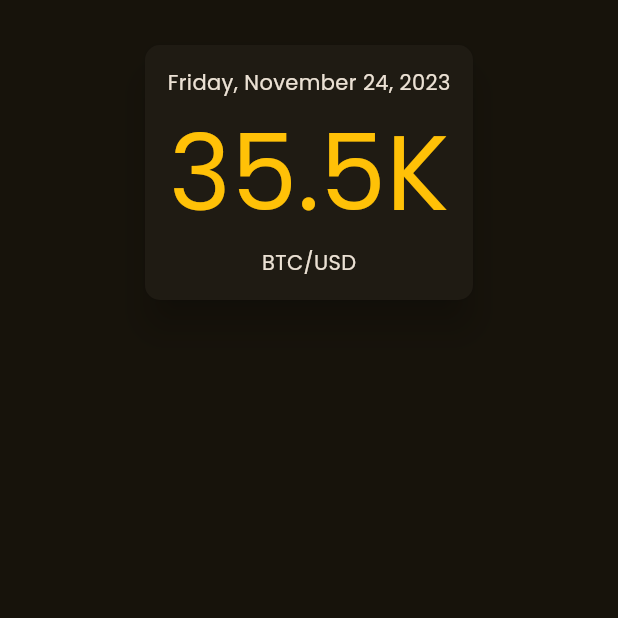
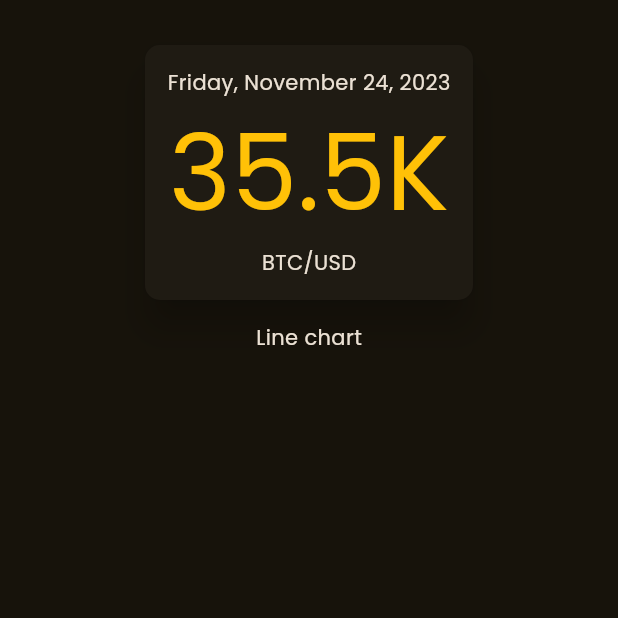
Before and after one commit to truxxu/buy-btc-flutter, a Flutter app: the screen it shows after launch, on a phone screen of 412 x 824 dp, the top half of it. Run offline on Flutter 3.47's test engine with Material 2 defaults, Android fonts, the phone set to English and light mode, and no system bars; our stand-ins replace decimal.

Commit message:
added chart placeholder

```diff
--- /dev/null
+++ b/lib/organisms/chart.dart
@@ -0,0 +1,12 @@
+import 'package:flutter/material.dart';
+
+class Chart extends StatelessWidget {
+  const Chart({super.key});
+
+  @override
+  Widget build(BuildContext context) {
+    return const Column(
+      children: [Text('Line chart')],
+    );
+  }
+}
--- a/lib/pages/home.dart
+++ b/lib/pages/home.dart
@@ -1,5 +1,7 @@
 import 'package:flutter/material.dart';
 import 'package:intl/intl.dart';
+
+import '../organisms/chart.dart';
 
 class Home extends StatelessWidget {
   const Home({super.key});
@@ -38,7 +40,8 @@ class Home extends StatelessWidget {
                       ],
                     ),
                   ),
-                )
+                ),
+                const Chart(),
               ],
             ),
           ),
@@ -47,18 +50,3 @@ class Home extends StatelessWidget {
     );
   }
 }
-
-
-// const Column(
-//                     children: [
-//                       Padding(
-//                         padding: EdgeInsets.all(20),
-//                         child: Text(
-//                           "35.5K",
-//                           style: TextStyle(
-//                             fontSize: 50,
-//                             color: Colors.amber,
-//                           ),
-//                         ),
-//                       ),
-//                     ],
```
